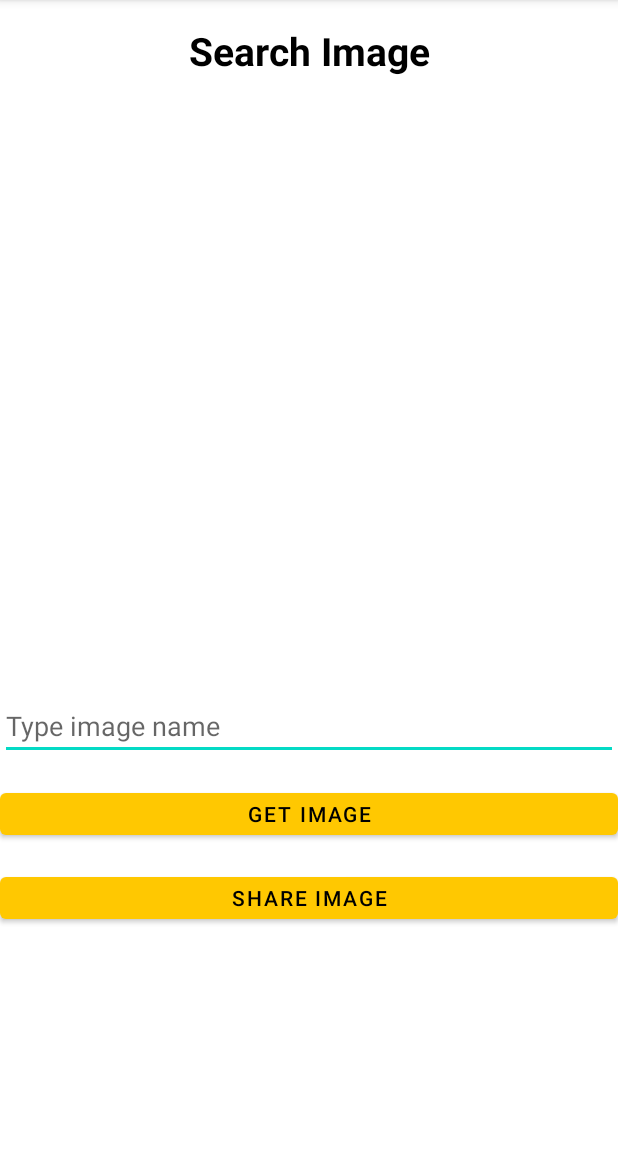
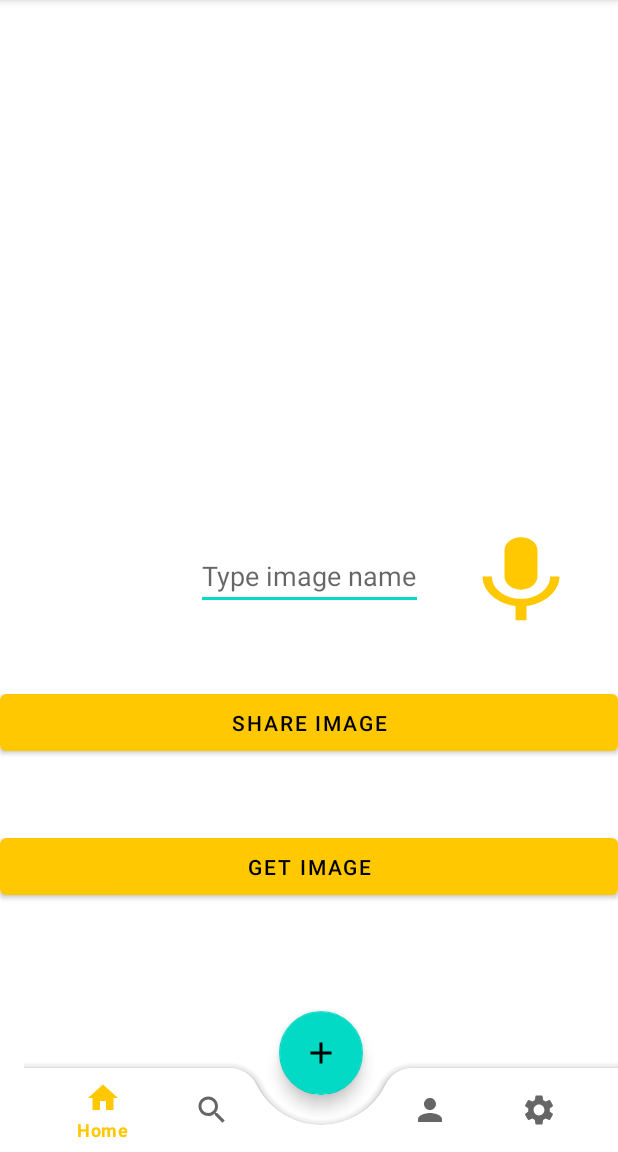
Before and after one commit to yolokbrother/MobileARApplication, an Android app: the SearchImageActivity screen opened directly, with no data from a screen before it, on a phone screen of 412 x 824 dp, the part 84-1236 px from its top. Run offline under Robolectric (Android 15) with nearby library versions, the phone set to English and light mode, and no system bars; our stand-ins replace Firebase (no records; nobody signed in at launch, a user with empty details on screens opened directly).

Commit message:
voice recognition

```diff
--- a/app/src/main/java/com/example/myapplication/SearchImageActivity.kt
+++ b/app/src/main/java/com/example/myapplication/SearchImageActivity.kt
@@ -1,14 +1,22 @@
 package com.example.myapplication
 
+import android.app.Activity
 import android.content.Intent
 import android.graphics.BitmapFactory
 import androidx.appcompat.app.AppCompatActivity
 import android.os.Bundle
+import android.speech.RecognizerIntent
+import android.speech.SpeechRecognizer
 import android.widget.Toast
+import androidx.activity.result.contract.ActivityResultContracts
+import androidx.core.view.get
 import com.example.myapplication.databinding.ActivitySearchImageBinding
 import com.google.firebase.storage.FirebaseStorage
 import kotlinx.android.synthetic.main.activity_search_image.*
+import kotlinx.android.synthetic.main.activity_search_image.bottomNavigationView
+import kotlinx.android.synthetic.main.activity_search_image.fab
 import java.io.File
+import java.util.Locale
 
 class SearchImageActivity : AppCompatActivity() {
 
@@ -19,7 +27,27 @@ class SearchImageActivity : AppCompatActivity() {
         //bottom navigation
         binding = ActivitySearchImageBinding.inflate(layoutInflater)
         setContentView(binding.root)
+        bottomNavigationView.background = null
+        bottomNavigationView.menu[2].isEnabled = false
+        //bottom navigation//selected
+        bottomNavigationView.selectedItemId = R.id.miHome
+        bottomNavigationView.setOnItemSelectedListener {
+            when (it.itemId) {
+                R.id.miHome -> startActivity(Intent(this, MainActivity::class.java))
+                R.id.miProfile -> startActivity(Intent(this, ViewPersonalActivity::class.java))
+                R.id.miSearch -> startActivity(Intent(this, SearchImageActivity::class.java))
+                R.id.miSettings -> startActivity(Intent(this, SettingActivity::class.java))
+            }
+            true
+        }
 
+        fab.setOnClickListener {
+            startActivity(Intent(this, AddPhotoActivity::class.java))
+        }
+
+
+
+        //get image from firebase
         binding.getImage.setOnClickListener{
             val imageName = binding.etImageId.text.toString()
             val storageRef = FirebaseStorage.getInstance().reference.child("uploads/$imageName.jpg")
@@ -37,6 +65,7 @@ class SearchImageActivity : AppCompatActivity() {
             }
         }
 
+        //upload image from firebase to cloud
         shareImage.setOnClickListener{
             val myIntent = Intent(Intent.ACTION_SEND)
             myIntent.type = "type/palin"
@@ -46,5 +75,31 @@ class SearchImageActivity : AppCompatActivity() {
             myIntent.putExtra(Intent.EXTRA_TEXT,shareSub)
             startActivity(Intent.createChooser(myIntent,"Share your picture"))
         }
+
+        //speak to text
+        speakText.setOnClickListener{
+            askSpeechInput()
+        }
+    }
+
+    var resultLauncher = registerForActivityResult(ActivityResultContracts.StartActivityForResult()) { result ->
+        if (result.resultCode == Activity.RESULT_OK) {
+            // There are no request codes
+            val data: Intent? = result.data
+            val result = data?.getStringArrayListExtra(RecognizerIntent.EXTRA_RESULTS)
+            etImageId.setText(result?.get(0).toString())
+        }
+    }
+
+    private fun askSpeechInput() {
+        if (!SpeechRecognizer.isRecognitionAvailable(this)){
+            Toast.makeText(this,"Speech recognition not available",Toast.LENGTH_SHORT).show()
+        } else{
+            val i = Intent(RecognizerIntent.ACTION_RECOGNIZE_SPEECH)
+            i.putExtra(RecognizerIntent.EXTRA_LANGUAGE_MODEL,RecognizerIntent.LANGUAGE_MODEL_FREE_FORM)
+            i.putExtra(RecognizerIntent.EXTRA_LANGUAGE,Locale.getDefault())
+            i.putExtra(RecognizerIntent.EXTRA_PROMPT, "Say the picture you want to find")
+            resultLauncher.launch(i)
+        }
     }
 }
--- /dev/null
+++ b/app/src/main/java/com/example/myapplication/a.kt
@@ -0,0 +1,5 @@
+package com.example.myapplication
+
+class a {
+
+}
--- /dev/null
+++ b/app/src/main/res/drawable/ic_voice.xml
@@ -0,0 +1,5 @@
+<vector android:height="24dp" android:tint="#000000"
+    android:viewportHeight="24" android:viewportWidth="24"
+    android:width="24dp" xmlns:android="http://schemas.android.com/apk/res/android">
+    <path android:fillColor="@android:color/white" android:pathData="M12,15c1.66,0 2.99,-1.34 2.99,-3L15,6c0,-1.66 -1.34,-3 -3,-3S9,4.34 9,6v6c0,1.66 1.34,3 3,3zM17.3,12c0,3 -2.54,5.1 -5.3,5.1S6.7,15 6.7,12L5,12c0,3.42 2.72,6.23 6,6.72L11,22h2v-3.28c3.28,-0.48 6,-3.3 6,-6.72h-1.7z"/>
+</vector>
--- a/app/src/main/res/layout/activity_search_image.xml
+++ b/app/src/main/res/layout/activity_search_image.xml
@@ -1,53 +1,106 @@
 <?xml version="1.0" encoding="utf-8"?>
-<LinearLayout xmlns:android="http://schemas.android.com/apk/res/android"
+<androidx.constraintlayout.widget.ConstraintLayout xmlns:android="http://schemas.android.com/apk/res/android"
     xmlns:app="http://schemas.android.com/apk/res-auto"
     xmlns:tools="http://schemas.android.com/tools"
     android:layout_width="match_parent"
     android:layout_height="match_parent"
     tools:context=".SearchImageActivity"
-    android:layout_marginHorizontal="16dp"
     android:orientation="vertical">
 
 
-    <TextView
+    <ImageView
+        android:id="@+id/imageview"
         android:layout_width="match_parent"
-        android:layout_height="wrap_content"
-        android:layout_marginTop="16dp"
-        android:text="Search Image"
-        android:textAlignment="center"
+        android:layout_height="300dp"
+        android:layout_marginVertical="30dp"
+        android:scaleType="centerCrop"
+        app:layout_constraintBottom_toTopOf="@+id/etImageId"
+        app:layout_constraintEnd_toEndOf="parent"
+        app:layout_constraintStart_toStartOf="parent"
+        app:layout_constraintTop_toTopOf="@+id/coordinatorLayout2" />
+
+    <Button
+        android:id="@+id/getImage"
         style="@style/TEXT"
-        android:textStyle="bold"
-        android:textSize="26sp"/>
-
-    <ImageView
         android:layout_width="match_parent"
-        android:layout_height="350dp"
-        android:id="@+id/imageview"
-        android:layout_marginVertical="30dp"
-        android:scaleType="centerCrop"/>
+        android:layout_height="50dp"
+        android:layout_marginBottom="120dp"
+        android:text="Get Image"
+        app:layout_constraintBottom_toBottomOf="@+id/coordinatorLayout2"
+        app:layout_constraintEnd_toEndOf="parent"
+        app:layout_constraintHorizontal_bias="1.0"
+        app:layout_constraintStart_toStartOf="parent"
+        app:layout_constraintTop_toBottomOf="@+id/shareImage" />
 
     <EditText
-        android:layout_width="match_parent"
-        android:layout_height="wrap_content"
         android:id="@+id/etImageId"
         style="@style/TEXT"
-        android:hint="Type image name"/>
+        android:layout_width="wrap_content"
+        android:layout_height="wrap_content"
+        android:hint="Type image name"
+        app:layout_constraintBottom_toBottomOf="@+id/coordinatorLayout2"
+        app:layout_constraintEnd_toEndOf="@+id/coordinatorLayout2"
+        app:layout_constraintStart_toStartOf="parent"
+        app:layout_constraintTop_toTopOf="@+id/coordinatorLayout2" />
 
     <Button
-        android:layout_width="match_parent"
-        android:layout_height="40dp"
-        android:id="@+id/getImage"
-        android:layout_marginTop="16sp"
+        android:id="@+id/speakText"
         style="@style/TEXT"
-        android:text="Get Image"/>
+        android:layout_width="wrap_content"
+        android:layout_height="70dp"
+        android:background="@drawable/ic_voice"
+        app:layout_constraintBottom_toBottomOf="parent"
+        app:layout_constraintEnd_toEndOf="@+id/coordinatorLayout2"
+        app:layout_constraintStart_toEndOf="@+id/etImageId"
+        app:layout_constraintTop_toTopOf="parent" />
 
     <Button
+        android:id="@+id/shareImage"
+        style="@style/TEXT"
         android:layout_width="match_parent"
-        android:layout_height="40dp"
-        android:id="@+id/shareImage"
-        android:layout_marginTop="16sp"
-        style="@style/TEXT"
-        android:text="Share Image"/>
+        android:layout_height="50dp"
+        android:layout_marginTop="50dp"
+        android:text="Share Image"
+        app:layout_constraintEnd_toEndOf="parent"
+        app:layout_constraintStart_toStartOf="parent"
+        app:layout_constraintTop_toBottomOf="@+id/etImageId" />
+
+    <androidx.coordinatorlayout.widget.CoordinatorLayout
+        android:id="@+id/coordinatorLayout2"
+        android:layout_width="match_parent"
+        android:layout_height="match_parent"
+        android:layout_marginStart="16dp"
+        app:layout_constraintStart_toStartOf="parent"
+        tools:context=".MainActivity"
+        tools:layout_editor_absoluteY="-16dp">
 
 
-</LinearLayout>
+        <com.google.android.material.bottomappbar.BottomAppBar
+            android:id="@+id/bottomAppBar"
+            android:layout_width="match_parent"
+            android:layout_height="wrap_content"
+            android:layout_gravity="bottom"
+            app:fabCradleMargin="20dp"
+            app:fabCradleRoundedCornerRadius="20dp"
+            app:fabCradleVerticalOffset="10dp">
+
+            <com.google.android.material.bottomnavigation.BottomNavigationView
+                android:id="@+id/bottomNavigationView"
+                android:layout_width="match_parent"
+                android:layout_height="match_parent"
+                android:layout_marginEnd="16dp"
+                android:background="@android:color/transparent"
+                app:menu="@menu/bottom_nav_menu" />
+
+        </com.google.android.material.bottomappbar.BottomAppBar>
+
+        <com.google.android.material.floatingactionbutton.FloatingActionButton
+            android:id="@+id/fab"
+            android:layout_width="wrap_content"
+            android:layout_height="wrap_content"
+            android:src="@drawable/ic_add"
+            app:layout_anchor="@id/bottomAppBar" />
+
+
+    </androidx.coordinatorlayout.widget.CoordinatorLayout>
+</androidx.constraintlayout.widget.ConstraintLayout>
--- a/app/src/main/res/layout/activity_upload_photo.xml
+++ b/app/src/main/res/layout/activity_upload_photo.xml
@@ -87,7 +87,7 @@
         android:layout_width="match_parent"
         android:layout_height="wrap_content"
         android:layout_alignParentStart="true"
-        app:layout_constraintTop_toBottomOf="@+id/btnBack"
+        app:layout_constraintTop_toBottomOf="@+id/btnShowUpload"
         android:layout_marginBottom="16dp" />
 
 </androidx.constraintlayout.widget.ConstraintLayout>
```
Also changed, not shown: app/src/main/AndroidManifest.xml (+7 -0 lines), 1 other file.
